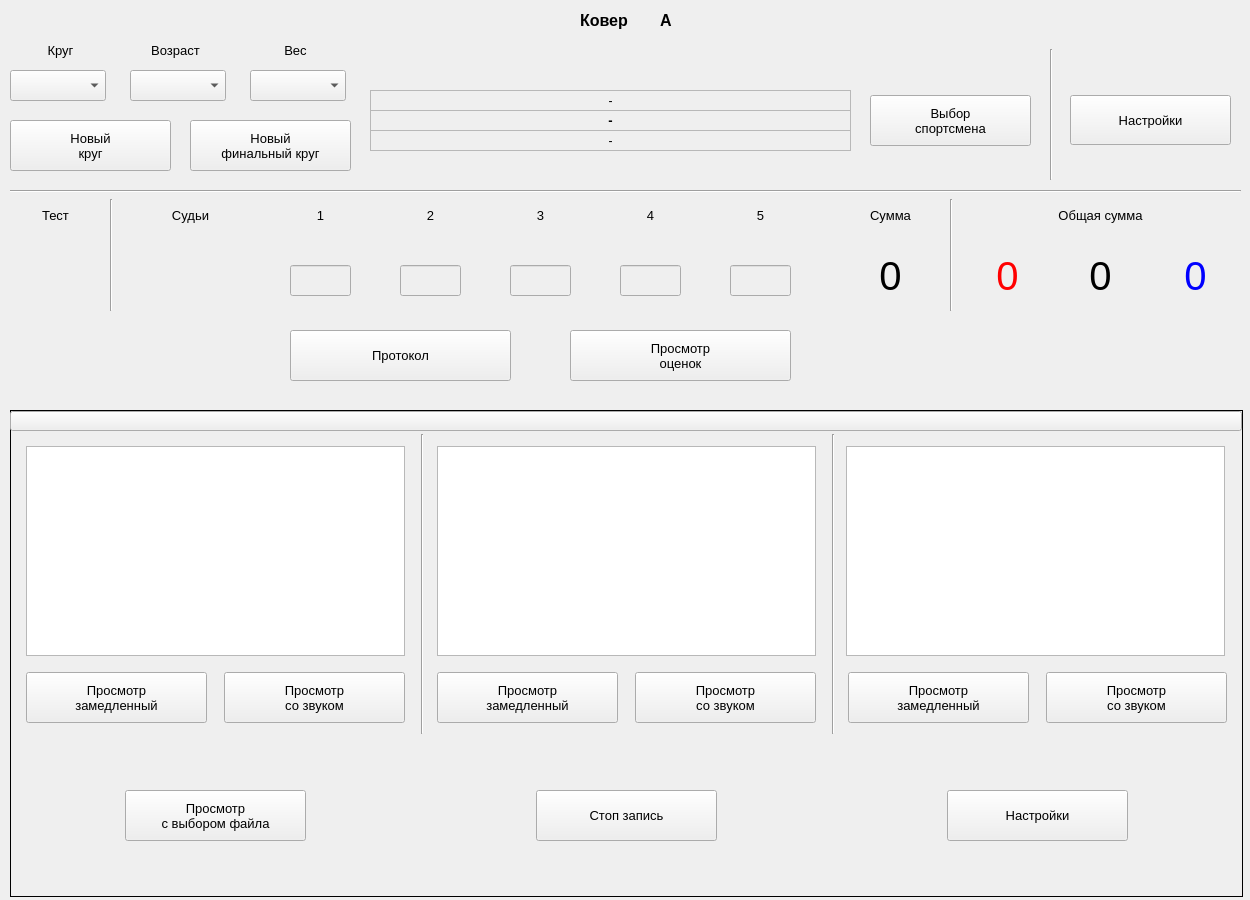
Before: the Qt Designer form FormMain.ui in zak2791/TabloSelfDefender, drawn with Qt 5.
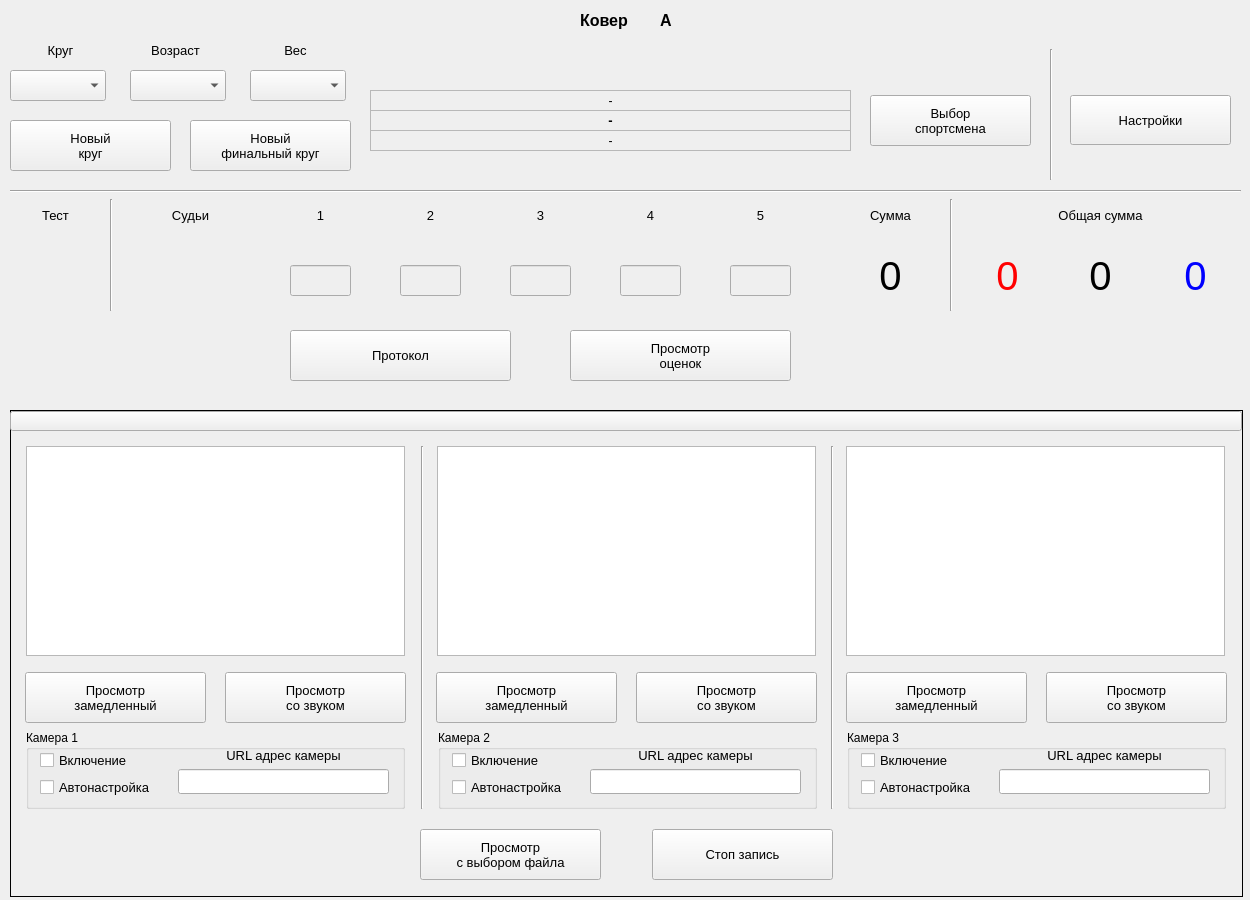
After: the same form once the commit is applied. Icons and pictures are not drawn. Custom widgets are drawn as their Qt base class.

Commit message: add_connection_cameras

```diff
--- a/FormMain.ui
+++ b/FormMain.ui
@@ -2437,7 +2437,7 @@
    <widget class="QPushButton" name="btnCam1NoSound">
     <property name="geometry">
      <rect>
-      <x>16</x>
+      <x>15</x>
       <y>262</y>
       <width>181</width>
       <height>51</height>
@@ -2456,7 +2456,7 @@
    <widget class="QPushButton" name="btnCam1Sound">
     <property name="geometry">
      <rect>
-      <x>214</x>
+      <x>215</x>
       <y>262</y>
       <width>181</width>
       <height>51</height>
@@ -2475,7 +2475,7 @@
    <widget class="QPushButton" name="btnCam2NoSound">
     <property name="geometry">
      <rect>
-      <x>427</x>
+      <x>426</x>
       <y>262</y>
       <width>181</width>
       <height>51</height>
@@ -2494,7 +2494,7 @@
    <widget class="QPushButton" name="btnCam2Sound">
     <property name="geometry">
      <rect>
-      <x>625</x>
+      <x>626</x>
       <y>262</y>
       <width>181</width>
       <height>51</height>
@@ -2513,7 +2513,7 @@
    <widget class="QPushButton" name="btnCam3NoSound">
     <property name="geometry">
      <rect>
-      <x>838</x>
+      <x>836</x>
       <y>262</y>
       <width>181</width>
       <height>51</height>
@@ -2551,8 +2551,8 @@
    <widget class="QPushButton" name="btnChoice">
     <property name="geometry">
      <rect>
-      <x>115</x>
-      <y>380</y>
+      <x>410</x>
+      <y>419</y>
       <width>181</width>
       <height>51</height>
      </rect>
@@ -2570,8 +2570,8 @@
    <widget class="QPushButton" name="btnStopRecord">
     <property name="geometry">
      <rect>
-      <x>526</x>
-      <y>380</y>
+      <x>642</x>
+      <y>419</y>
       <width>181</width>
       <height>51</height>
      </rect>
@@ -2589,9 +2589,9 @@
     <property name="geometry">
      <rect>
       <x>411</x>
-      <y>24</y>
+      <y>36</y>
       <width>2</width>
-      <height>300</height>
+      <height>363</height>
      </rect>
     </property>
     <property name="orientation">
@@ -2601,34 +2601,16 @@
    <widget class="Line" name="line_9">
     <property name="geometry">
      <rect>
-      <x>822</x>
-      <y>24</y>
+      <x>821</x>
+      <y>36</y>
       <width>2</width>
-      <height>300</height>
+      <height>363</height>
      </rect>
     </property>
     <property name="orientation">
      <enum>Qt::Vertical</enum>
     </property>
    </widget>
-   <widget class="QPushButton" name="btnSettingsCam">
-    <property name="geometry">
-     <rect>
-      <x>937</x>
-      <y>380</y>
-      <width>181</width>
-      <height>51</height>
-     </rect>
-    </property>
-    <property name="font">
-     <font>
-      <pointsize>10</pointsize>
-     </font>
-    </property>
-    <property name="text">
-     <string>Настройки</string>
-    </property>
-   </widget>
    <widget class="CameraViewer" name="camera1">
     <property name="geometry">
      <rect>
@@ -2707,6 +2689,261 @@
      <pixmap resource="images.qrc">:/images/circle.png</pixmap>
     </property>
    </widget>
+   <widget class="QGroupBox" name="groupBox_3">
+    <property name="geometry">
+     <rect>
+      <x>16</x>
+      <y>320</y>
+      <width>379</width>
+      <height>79</height>
+     </rect>
+    </property>
+    <property name="title">
+     <string>Камера 1</string>
+    </property>
+    <widget class="QCheckBox" name="cbCam1">
+     <property name="geometry">
+      <rect>
+       <x>14</x>
+       <y>20</y>
+       <width>121</width>
+       <height>21</height>
+      </rect>
+     </property>
+     <property name="font">
+      <font>
+       <pointsize>10</pointsize>
+      </font>
+     </property>
+     <property name="text">
+      <string>Включение</string>
+     </property>
+    </widget>
+    <widget class="QCheckBox" name="cbAutoCam1">
+     <property name="geometry">
+      <rect>
+       <x>14</x>
+       <y>47</y>
+       <width>121</width>
+       <height>21</height>
+      </rect>
+     </property>
+     <property name="font">
+      <font>
+       <pointsize>10</pointsize>
+      </font>
+     </property>
+     <property name="text">
+      <string>Автонастройка</string>
+     </property>
+    </widget>
+    <widget class="QLineEdit" name="leCam1">
+     <property name="geometry">
+      <rect>
+       <x>152</x>
+       <y>39</y>
+       <width>211</width>
+       <height>25</height>
+      </rect>
+     </property>
+     <property name="font">
+      <font>
+       <pointsize>10</pointsize>
+      </font>
+     </property>
+    </widget>
+    <widget class="QLabel" name="label_6">
+     <property name="geometry">
+      <rect>
+       <x>152</x>
+       <y>16</y>
+       <width>211</width>
+       <height>18</height>
+      </rect>
+     </property>
+     <property name="font">
+      <font>
+       <pointsize>10</pointsize>
+      </font>
+     </property>
+     <property name="text">
+      <string>URL адрес камеры</string>
+     </property>
+     <property name="alignment">
+      <set>Qt::AlignCenter</set>
+     </property>
+    </widget>
+   </widget>
+   <widget class="QGroupBox" name="groupBox_4">
+    <property name="geometry">
+     <rect>
+      <x>428</x>
+      <y>320</y>
+      <width>379</width>
+      <height>79</height>
+     </rect>
+    </property>
+    <property name="title">
+     <string>Камера 2</string>
+    </property>
+    <widget class="QCheckBox" name="cbCam2">
+     <property name="geometry">
+      <rect>
+       <x>14</x>
+       <y>20</y>
+       <width>121</width>
+       <height>21</height>
+      </rect>
+     </property>
+     <property name="font">
+      <font>
+       <pointsize>10</pointsize>
+      </font>
+     </property>
+     <property name="text">
+      <string>Включение</string>
+     </property>
+    </widget>
+    <widget class="QCheckBox" name="cbAutoCam2">
+     <property name="geometry">
+      <rect>
+       <x>14</x>
+       <y>47</y>
+       <width>121</width>
+       <height>21</height>
+      </rect>
+     </property>
+     <property name="font">
+      <font>
+       <pointsize>10</pointsize>
+      </font>
+     </property>
+     <property name="text">
+      <string>Автонастройка</string>
+     </property>
+    </widget>
+    <widget class="QLineEdit" name="leCam2">
+     <property name="geometry">
+      <rect>
+       <x>152</x>
+       <y>39</y>
+       <width>211</width>
+       <height>25</height>
+      </rect>
+     </property>
+     <property name="font">
+      <font>
+       <pointsize>10</pointsize>
+      </font>
+     </property>
+    </widget>
+    <widget class="QLabel" name="label_7">
+     <property name="geometry">
+      <rect>
+       <x>152</x>
+       <y>16</y>
+       <width>211</width>
+       <height>18</height>
+      </rect>
+     </property>
+     <property name="font">
+      <font>
+       <pointsize>10</pointsize>
+      </font>
+     </property>
+     <property name="text">
+      <string>URL адрес камеры</string>
+     </property>
+     <property name="alignment">
+      <set>Qt::AlignCenter</set>
+     </property>
+    </widget>
+   </widget>
+   <widget class="QGroupBox" name="groupBox_5">
+    <property name="geometry">
+     <rect>
+      <x>837</x>
+      <y>320</y>
+      <width>379</width>
+      <height>79</height>
+     </rect>
+    </property>
+    <property name="title">
+     <string>Камера 3</string>
+    </property>
+    <widget class="QCheckBox" name="cbCam3">
+     <property name="geometry">
+      <rect>
+       <x>14</x>
+       <y>20</y>
+       <width>121</width>
+       <height>21</height>
+      </rect>
+     </property>
+     <property name="font">
+      <font>
+       <pointsize>10</pointsize>
+      </font>
+     </property>
+     <property name="text">
+      <string>Включение</string>
+     </property>
+    </widget>
+    <widget class="QCheckBox" name="cbAutoCam3">
+     <property name="geometry">
+      <rect>
+       <x>14</x>
+       <y>47</y>
+       <width>121</width>
+       <height>21</height>
+      </rect>
+     </property>
+     <property name="font">
+      <font>
+       <pointsize>10</pointsize>
+      </font>
+     </property>
+     <property name="text">
+      <string>Автонастройка</string>
+     </property>
+    </widget>
+    <widget class="QLineEdit" name="leCam3">
+     <property name="geometry">
+      <rect>
+       <x>152</x>
+       <y>39</y>
+       <width>211</width>
+       <height>25</height>
+      </rect>
+     </property>
+     <property name="font">
+      <font>
+       <pointsize>10</pointsize>
+      </font>
+     </property>
+    </widget>
+    <widget class="QLabel" name="label_10">
+     <property name="geometry">
+      <rect>
+       <x>152</x>
+       <y>16</y>
+       <width>211</width>
+       <height>18</height>
+      </rect>
+     </property>
+     <property name="font">
+      <font>
+       <pointsize>10</pointsize>
+      </font>
+     </property>
+     <property name="text">
+      <string>URL адрес камеры</string>
+     </property>
+     <property name="alignment">
+      <set>Qt::AlignCenter</set>
+     </property>
+    </widget>
+   </widget>
   </widget>
   <widget class="QPushButton" name="btnNewFinal">
    <property name="geometry">
```
The commit also changes 2 other files.
